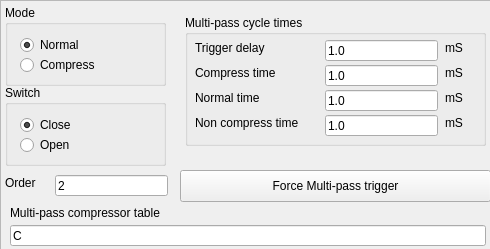
First picture: the form in compressor.ui, repository MOBILionSystems/MIPS-app-MOBILion, before the edit.
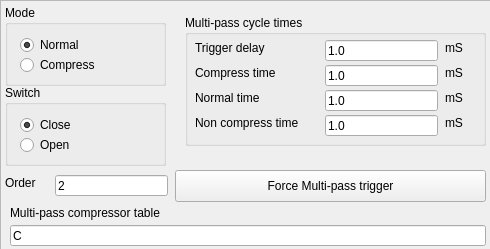
Second picture: the form after the edit.

```diff
--- a/compressor.ui
+++ b/compressor.ui
@@ -326,7 +326,7 @@
    <widget class="QPushButton" name="pbARBforceTrigger">
     <property name="geometry">
      <rect>
-      <x>180</x>
+      <x>175</x>
       <y>170</y>
       <width>311</width>
       <height>32</height>
```
Left out of the diff: 2 changed lines with no effect on the pictures.
